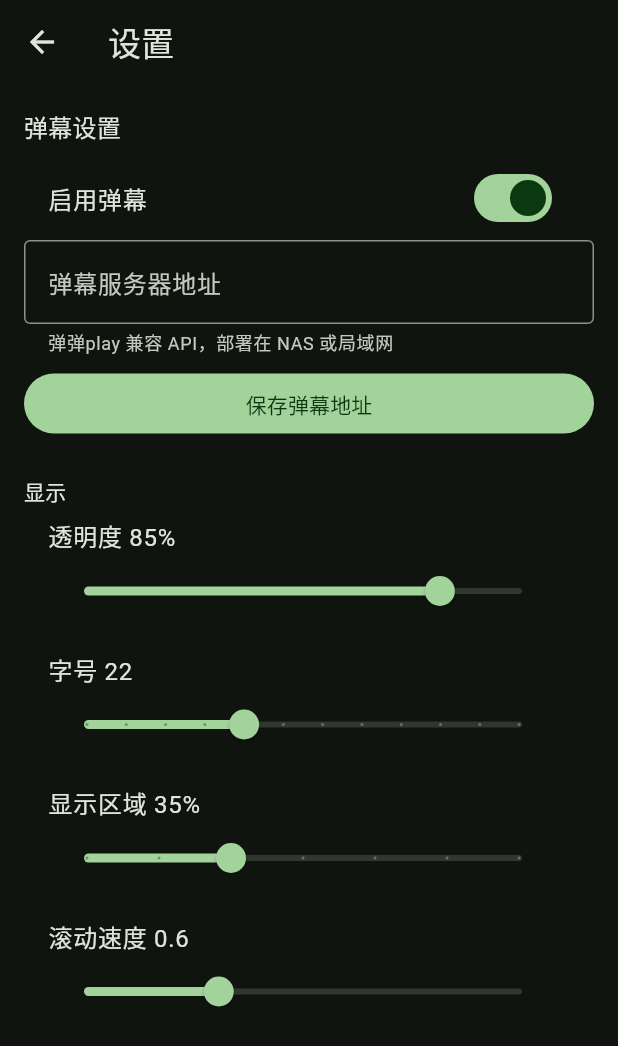
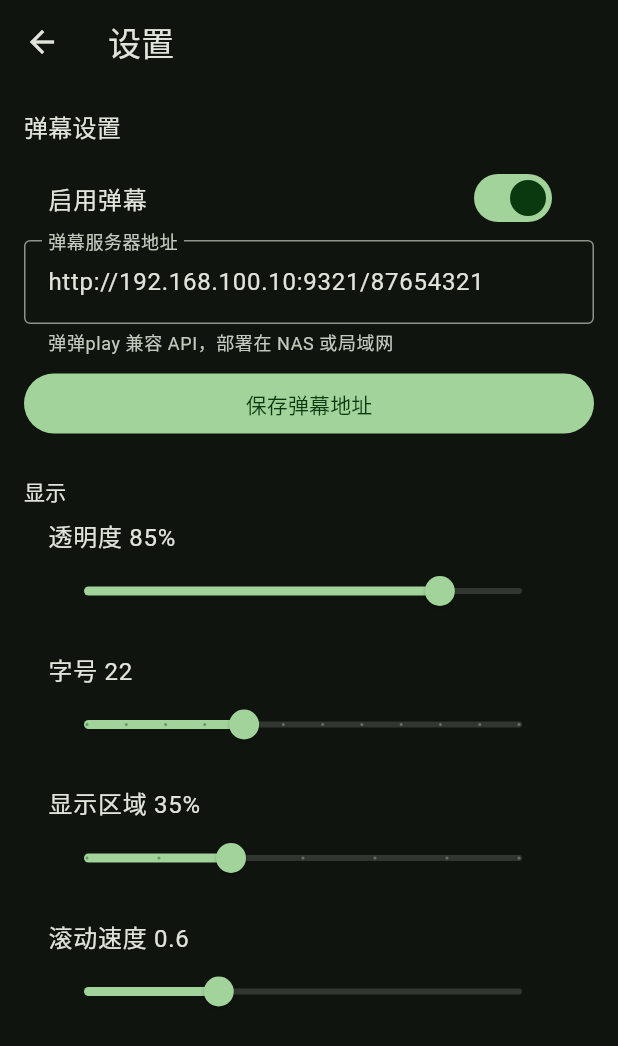
Before and after one commit to jimboo7339/feiniu-player, a Flutter app: the SettingsScreen screen opened directly, on a phone screen of 412 x 824 dp. Shown: the top 1046 px of the screen. Run offline on Flutter 3.47's test engine with Material 3 defaults, Android fonts, the phone set to English and light mode, and no system bars; our stand-ins replace dio, flutter_riverpod, flutter_secure_storage, shared_preferences, wakelock_plus; missing offline and left inert: media_kit, media_kit_video; accounts and stored records are empty.

Commit message:
chore: default danmaku API to LAN server
Co-authored-by: Cursor <cursoragent@cursor.com>

```diff
--- a/lib/features/danmaku/danmu_settings.dart
+++ b/lib/features/danmaku/danmu_settings.dart
@@ -87,7 +87,8 @@ class DanmuSettingsNotifier extends Notifier<DanmuSettingsState> {
     _cache = DanmuSourceCache(_prefs!);
     state = DanmuSettingsState(
       loaded: true,
-      danmuUrl: _prefs!.getString('danmu_url') ?? '',
+      danmuUrl: _prefs!.getString('danmu_url') ??
+          'http://192.168.100.10:9321/87654321',
       enabled: _prefs!.getBool('danmu_on') ?? true,
       opacity: _prefs!.getDouble('danmu_opacity') ?? 0.85,
       fontSize: _prefs!.getDouble('danmu_fontsize') ?? 22,
--- a/lib/features/settings/settings_screen.dart
+++ b/lib/features/settings/settings_screen.dart
@@ -51,7 +51,7 @@ class _SettingsScreenState extends ConsumerState<SettingsScreen> {
                   controller: _urlCtrl,
                   decoration: const InputDecoration(
                     labelText: '弹幕服务器地址',
-                    hintText: 'http://192.168.x.x:9321',
+                    hintText: 'http://192.168.100.10:9321/87654321',
                     border: OutlineInputBorder(),
                     helperText: '弹弹play 兼容 API，部署在 NAS 或局域网',
                   ),
--- a/pubspec.yaml
+++ b/pubspec.yaml
@@ -16,7 +16,7 @@ publish_to: 'none' # Remove this line if you wish to publish to pub.dev
 # https://developer.apple.com/library/archive/documentation/General/Reference/InfoPlistKeyReference/Articles/CoreFoundationKeys.html
 # In Windows, build-name is used as the major, minor, and patch parts
 # of the product and file versions while build-number is used as the build suffix.
-version: 0.2.0+2
+version: 0.2.2+4
 
 environment:
   sdk: ^3.9.2
```
